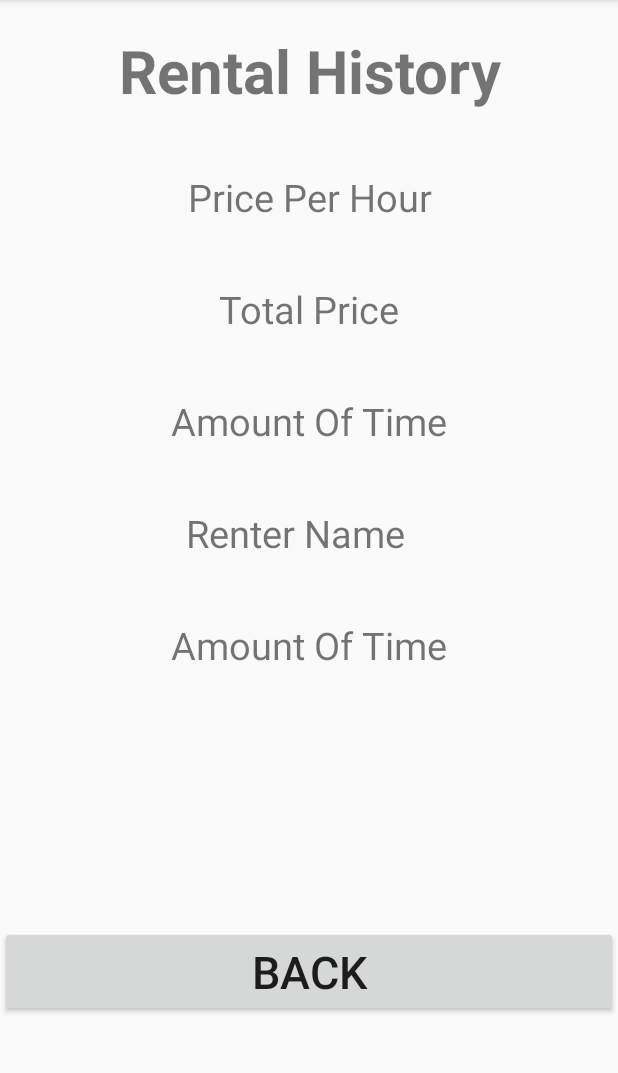
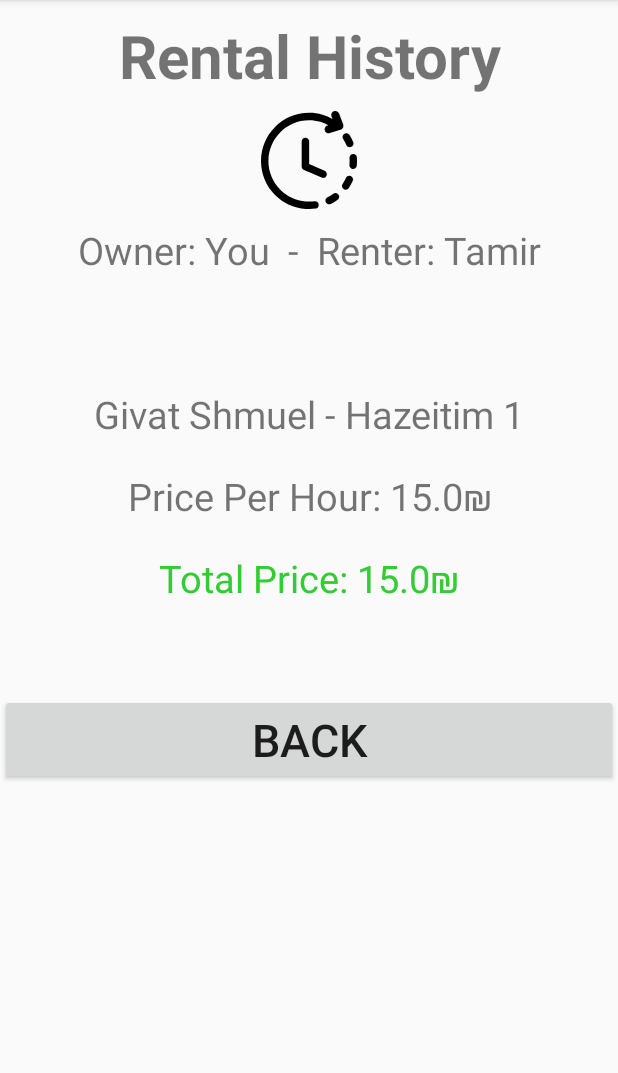
Before and after one commit to sagi565/SharingChargingStations, an Android app: the RentalHistoryActivity screen opened directly, with no data from a screen before it, on a phone screen of 412 x 824 dp, the part 84-1157 px from its top. Run offline under Robolectric (Android 15) with nearby library versions, the phone set to English and light mode, and no system bars; 2 statements that could not run were skipped.

Commit message:
update 8 - הוספתי את היכולת לראות יותר פרטים על כל השכרה

```diff
--- a/app/src/main/java/com/example/sharingchargingstations/Model/Model.java
+++ b/app/src/main/java/com/example/sharingchargingstations/Model/Model.java
@@ -59,7 +59,7 @@ public class Model {
     }
 
     public void loadData(){
-        chargingStations.add(new ChargingStation(15, 13, 19, new Address("Givat Shmuel", "Hazeitim", "1"), TypeChargingStation.BatteryEVs, 40));
+        chargingStations.add(new ChargingStation(15, 3, 22, new Address("Givat Shmuel", "Hazeitim", "1"), TypeChargingStation.BatteryEVs, 40));
         chargingStations.add(new ChargingStation(17, 12, 18, new Address("Givat Shmuel", "Hazeitim", "2"), TypeChargingStation.MostBatteryEVs, 60));
         chargingStations.add(new ChargingStation(9, 15, 19, new Address("Givat Shmuel", "Hazeitim", "3"), TypeChargingStation.BatteryEVs, 70));
         chargingStations.add(new ChargingStation(12, 7, 13, new Address("Tel Aviv", "Ibn Gvirol", "26"), TypeChargingStation.MostBatteryEVs, 70));
@@ -75,7 +75,9 @@ public class Model {
         currentUser = users.get(0);
 
         Calendar cal = Calendar.getInstance();
-        cal.setTime(new Date());
+        Date date = new Date();
+        date.setTime(cal.getTime().getTime());
+        cal.setTime(date);
         cal.add(Calendar.HOUR, -1);
         Date oneHourBack = cal.getTime();
 
--- a/app/src/main/java/com/example/sharingchargingstations/Model/Rental.java
+++ b/app/src/main/java/com/example/sharingchargingstations/Model/Rental.java
@@ -1,5 +1,6 @@
 package com.example.sharingchargingstations.Model;
 
+import java.text.SimpleDateFormat;
 import java.time.Duration;
 import java.util.Calendar;
 import java.util.Date;
@@ -66,6 +67,11 @@ public class Rental {
         this.endDate = endDate;
     }
 
+    public String getDate(){
+        SimpleDateFormat formatter = new SimpleDateFormat("dd/MM/yyyy");
+        return formatter.format(startDate);
+    }
+
     public String getTime(){
         Calendar calendarStart = Calendar.getInstance();
         calendarStart.setTime(startDate);
--- a/app/src/main/java/com/example/sharingchargingstations/RentalHistoryActivity.java
+++ b/app/src/main/java/com/example/sharingchargingstations/RentalHistoryActivity.java
@@ -2,13 +2,88 @@ package com.example.sharingchargingstations;
 
 import androidx.appcompat.app.AppCompatActivity;
 
+import android.content.Intent;
+import android.graphics.Color;
 import android.os.Bundle;
+import android.view.View;
+import android.widget.Button;
+import android.widget.ImageView;
+import android.widget.TextView;
+
+import com.example.sharingchargingstations.Model.ChargingStation;
+import com.example.sharingchargingstations.Model.Model;
+import com.example.sharingchargingstations.Model.Rental;
+import com.example.sharingchargingstations.Model.User;
 
 public class RentalHistoryActivity extends AppCompatActivity {
+    private TextView tvTime;
+    private TextView tvStationAddress;
+    private TextView tvPricePerHour;
+    private TextView tvTotalPrice;
+    private TextView tvPeopleName;
+    private ImageView ivStatus;
+    private Button btnBack;
+
+
+    private Model model = Model.getInstance();
+    private Rental rental;
+    private int pos;
+    private String time;
 
     @Override
     protected void onCreate(Bundle savedInstanceState) {
         super.onCreate(savedInstanceState);
         setContentView(R.layout.activity_rental_history);
+
+        tvTime = findViewById(R.id.tvTime);
+        tvStationAddress = findViewById(R.id.tvStationAddress);
+        tvPricePerHour = findViewById(R.id.tvPricePerHour);
+        tvTotalPrice = findViewById(R.id.tvTotalPrice);
+        tvPeopleName = findViewById(R.id.tvRenterName);
+        ivStatus = findViewById(R.id.ivStatus);
+        btnBack = findViewById(R.id.btnBack);
+
+        Bundle extras = getIntent().getExtras();
+        pos = extras.getInt("pos");
+        time = extras.getString("time");
+
+        rental = model.getRentals().get(pos);
+        tvTime.setText(time);
+        switch (rental.getStatus()){
+            case panding:
+                ivStatus.setImageResource(R.drawable.ic_panding);
+                break;
+            case inRent:
+                ivStatus.setImageResource(R.drawable.ic_in_rent);
+                break;
+            case done:
+                ivStatus.setImageResource(R.drawable.ic_done);
+                break;
+            case canceled:
+                ivStatus.setImageResource(R.drawable.ic_canceled);
+                break;
+        }
+        tvStationAddress.setText(rental.getHolderUser().getMyChargingStation().getStationAddress().toString());
+        tvPricePerHour.setText("Price Per Hour: " + String.valueOf(rental.getHolderUser().getMyChargingStation().getPricePerHour()) + "₪");
+        tvTotalPrice.setText("Total Price: " + String.valueOf(rental.getPrice()) + "₪");
+
+        if(rental.getHolderUser() == model.getCurrentUser()){
+            tvPeopleName.setText("Owner: You  -  Renter: " + rental.getRenterUser().getName());
+            tvTotalPrice.setTextColor(Color.rgb(50,205,50)); // green
+        }
+        else{
+            tvPeopleName.setText("Owner: " + rental.getHolderUser().getName() + "  -  Renter: You");
+            tvTotalPrice.setTextColor(Color.rgb(30,144,255)); // blue
+        }
+
+        btnBack.setOnClickListener(new View.OnClickListener() {
+            @Override
+            public void onClick(View v) {
+                startActivity(new Intent(getApplicationContext(), RentalsActivity.class));
+            }
+        });
+
+
+
     }
 }
--- a/app/src/main/java/com/example/sharingchargingstations/StationDetailsActivity.java
+++ b/app/src/main/java/com/example/sharingchargingstations/StationDetailsActivity.java
@@ -63,6 +63,7 @@ public class StationDetailsActivity extends AppCompatActivity {
                 startActivity(i);
             }
         });
+
     }
 
 }
--- a/app/src/main/res/layout/activity_rental_history.xml
+++ b/app/src/main/res/layout/activity_rental_history.xml
@@ -13,20 +13,60 @@
         android:orientation="vertical">
 
         <TextView
-            android:id="@+id/txtProfile"
+            android:id="@+id/tvRentalHistory"
             android:layout_width="match_parent"
             android:layout_height="wrap_content"
-            android:layout_margin="20dp"
+            android:layout_margin="10dp"
             android:gravity="center"
             android:text="Rental History"
             android:textSize="40dp"
             android:textStyle="bold" />
 
+        <ImageView
+            android:id="@+id/ivStatus"
+            android:layout_gravity="center"
+            android:layout_width="65dp"
+            android:layout_height="65dp"
+            app:srcCompat="@drawable/ic_panding" />
+
         <TextView
-            android:id="@+id/txtPricePerHour"
+            android:id="@+id/tvRenterName"
             android:layout_width="match_parent"
             android:layout_height="wrap_content"
-            android:layout_margin="20dp"
+            android:layout_margin="10dp"
+            android:layout_weight="0"
+            android:gravity="center"
+            android:text="Renter Name   "
+            android:textSize="25sp"
+            android:textStyle="normal" />
+
+        <TextView
+            android:id="@+id/tvTime"
+            android:layout_width="match_parent"
+            android:layout_height="wrap_content"
+            android:layout_margin="10dp"
+            android:layout_weight="0"
+            android:gravity="center"
+            android:text="Time"
+            android:textSize="25sp"
+            android:textStyle="normal" />
+
+        <TextView
+            android:id="@+id/tvStationAddress"
+            android:layout_width="match_parent"
+            android:layout_height="wrap_content"
+            android:layout_margin="10dp"
+            android:layout_weight="0"
+            android:gravity="center"
+            android:text="Station Address"
+            android:textSize="25sp"
+            android:textStyle="normal" />
+
+        <TextView
+            android:id="@+id/tvPricePerHour"
+            android:layout_width="match_parent"
+            android:layout_height="wrap_content"
+            android:layout_margin="10dp"
             android:layout_weight="0"
             android:gravity="center"
             android:text="Price Per Hour"
@@ -34,46 +74,13 @@
             android:textStyle="normal" />
 
         <TextView
-            android:id="@+id/txtTotalPrice"
+            android:id="@+id/tvTotalPrice"
             android:layout_width="match_parent"
             android:layout_height="wrap_content"
-            android:layout_margin="20dp"
+            android:layout_margin="10dp"
             android:layout_weight="0"
             android:gravity="center"
             android:text="Total Price"
-            android:textSize="25sp"
-            android:textStyle="normal" />
-
-        <TextView
-            android:id="@+id/txtAmountTime"
-            android:layout_width="match_parent"
-            android:layout_height="wrap_content"
-            android:layout_margin="20dp"
-            android:layout_weight="0"
-            android:gravity="center"
-            android:text="Amount Of Time"
-            android:textSize="25sp"
-            android:textStyle="normal" />
-
-        <TextView
-            android:id="@+id/tvRenterName"
-            android:layout_width="match_parent"
-            android:layout_height="wrap_content"
-            android:layout_margin="20dp"
-            android:layout_weight="0"
-            android:gravity="center"
-            android:text="Renter Name   "
-            android:textSize="25sp"
-            android:textStyle="normal" />
-
-        <TextView
-            android:id="@+id/txtStationAddress"
-            android:layout_width="match_parent"
-            android:layout_height="wrap_content"
-            android:layout_margin="20dp"
-            android:layout_weight="0"
-            android:gravity="center"
-            android:text="Amount Of Time"
             android:textSize="25sp"
             android:textStyle="normal" />
 
@@ -81,7 +88,7 @@
             android:id="@+id/btnBack"
             android:layout_width="match_parent"
             android:layout_height="wrap_content"
-            android:layout_marginTop="150dp"
+            android:layout_marginTop="50dp"
             android:text="Back"
             android:textSize="30sp" />
     </LinearLayout>
```
Also changed, not shown: app/src/main/java/com/example/sharingchargingstations/RentalsActivity.java (+21 -3 lines), app/src/main/java/com/example/sharingchargingstations/ScheduleActivity.java (+5 -4 lines).
